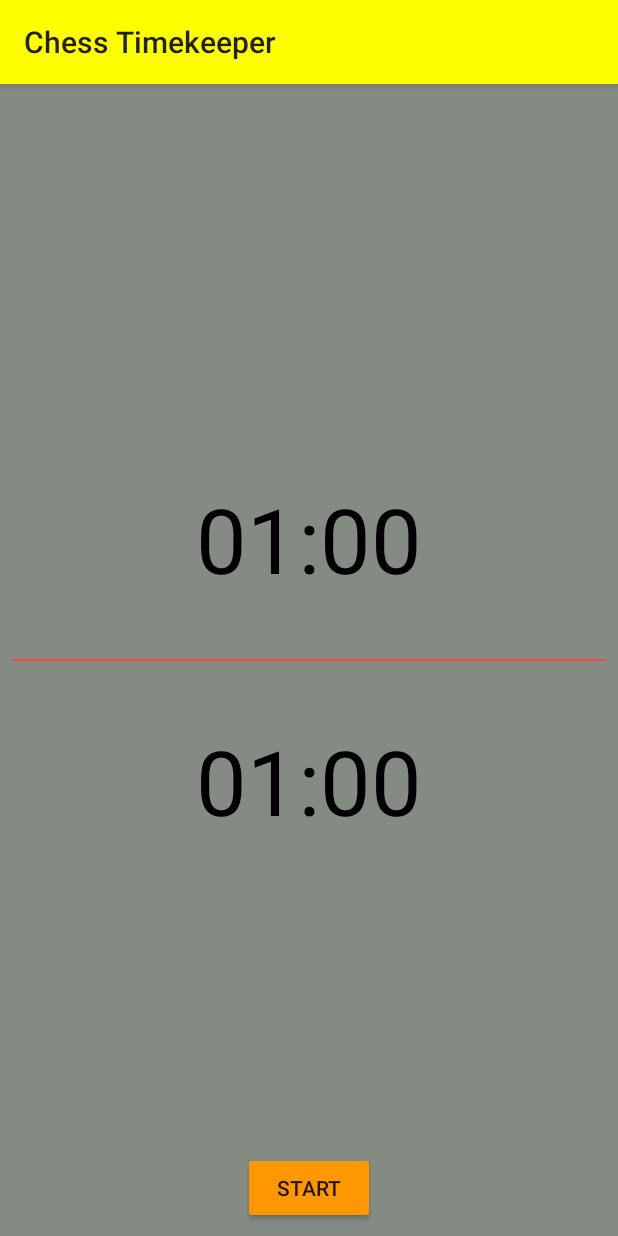
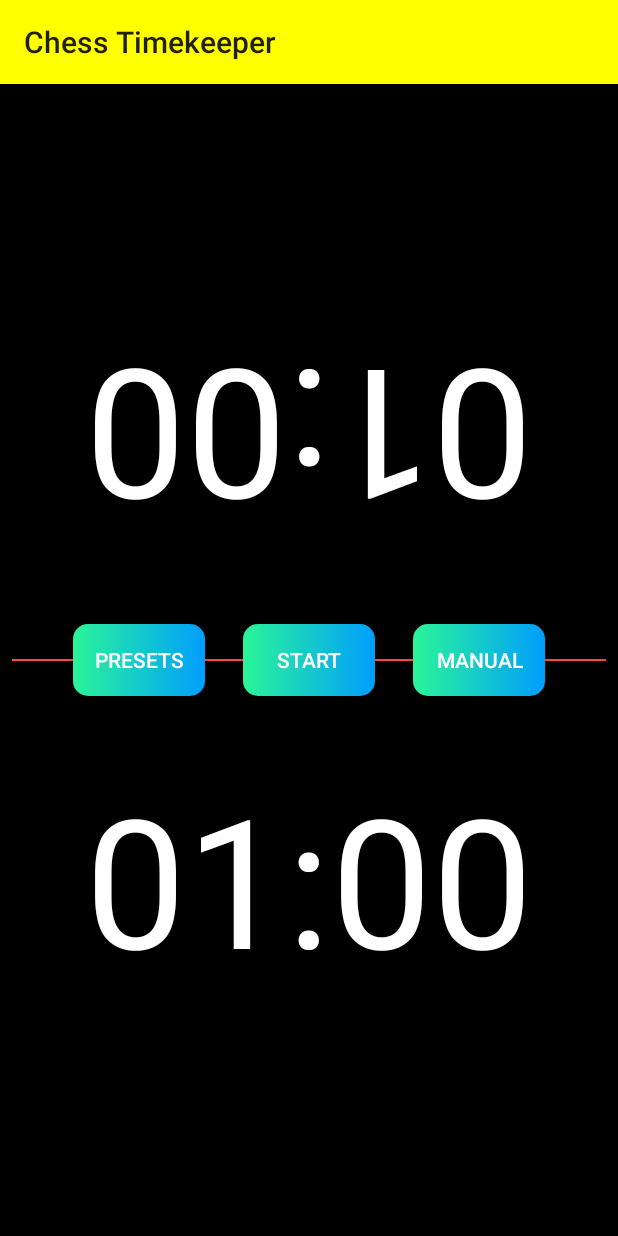
Before and after one commit to nightink12/Chess-Timekeeper, an Android app: the screen it shows after launch (MainActivity), on a phone screen of 412 x 824 dp. Run offline under Robolectric (Android 15) with nearby library versions, the phone set to English and light mode, and no system bars.

Commit message:
Added buttons; minor glitches and a button functionality still remains

```diff
--- a/app/src/main/java/com/example/chesstimekeeper/MainActivity.java
+++ b/app/src/main/java/com/example/chesstimekeeper/MainActivity.java
@@ -6,15 +6,18 @@ import android.app.AlertDialog;
 import android.content.DialogInterface;
 import android.os.Bundle;
 import android.os.CountDownTimer;
+import android.view.MenuItem;
 import android.view.View;
 import android.widget.Button;
+import android.widget.PopupMenu;
 import android.widget.TextView;
+import android.widget.Toast;
 
 import java.util.Locale;
 
-public class MainActivity extends AppCompatActivity {
+public class MainActivity extends AppCompatActivity implements PopupMenu.OnMenuItemClickListener {
 
-    private static final long START_TIME_IN_MILLIS = 60000; //can take this input from edittext
+    private static long START_TIME_IN_MILLIS = 60000; //can take this input from edittext
     private int flag = 0; //0 means white to play and 1 means black to play
 
     private TextView TextViewCountDown1;
@@ -52,14 +55,12 @@ public class MainActivity extends AppCompatActivity {
                 if (timerRunning1)  //pausing
                 {
                     pauseTimer1();
-                    flag=0; //remember that white to play after resume
-                }
-                else if (timerRunning2)  //pausing
+                    flag = 0; //remember that white to play after resume
+                } else if (timerRunning2)  //pausing
                 {
                     pauseTimer2();
-                    flag=1; //remember that black to lay after resume
-                }
-                else {
+                    flag = 1; //remember that black to lay after resume
+                } else {
                     if (flag == 0)   //start after being paused
                         startTimer1();
                     else
@@ -178,36 +179,82 @@ public class MainActivity extends AppCompatActivity {
             else
                 ButtonReset.setVisibility(View.INVISIBLE);
 
-            if (timeLeftInMillis1 < 1000 || timeLeftInMillis2 < 1000)
-            {
-                if (timeLeftInMillis1 < 1000 )
-                {
+            if (timeLeftInMillis1 < 1000 || timeLeftInMillis2 < 1000) {
+                if (timeLeftInMillis1 < 1000) {
                     ButtonStartPause.setVisibility(View.INVISIBLE);
                     alert("Black");
                 }
-                if(timeLeftInMillis2 < 1000)
-                {
+                if (timeLeftInMillis2 < 1000) {
                     ButtonStartPause.setVisibility(View.INVISIBLE);
                     alert("White");
                 }
-            }
-            else
+            } else
                 ButtonStartPause.setVisibility(View.VISIBLE);
         }
     }
 
-    private void alert(String winner)
-    {
+    private void alert(String winner) {
         AlertDialog.Builder dlg = new AlertDialog.Builder(MainActivity.this);
         dlg.setTitle("Game Ended");
-        dlg.setMessage(winner+" has won by time");
+        dlg.setMessage(winner + " has won by time");
         dlg.setPositiveButton("OK", new DialogInterface.OnClickListener() {
             @Override
             public void onClick(DialogInterface dialog, int which) {
                 dialog.dismiss();
             }
         });
-        AlertDialog a =dlg.create();
+        AlertDialog a = dlg.create();
         a.show();
     }
+
+    public void showPopup(View v) {
+        PopupMenu popup = new PopupMenu(this, v);
+        popup.setOnMenuItemClickListener(this);
+        popup.inflate(R.menu.menugroup);
+        popup.show();
+    }
+
+    @Override
+    public boolean onMenuItemClick(MenuItem item) {
+        if (timerRunning1 || timerRunning2) {
+            Toast.makeText(this, "Can't switch modes while game's going on!!", Toast.LENGTH_SHORT).show();
+            return false;
+        }
+
+        switch (item.getItemId()) {
+            case R.id.menu_blitz:
+                START_TIME_IN_MILLIS = 180000;
+                resetTimer();
+                Toast.makeText(this, "Blitz mode enabled", Toast.LENGTH_SHORT).show();
+                return true;
+            case R.id.menu_rapid:
+                START_TIME_IN_MILLIS = 600000;
+                resetTimer();
+                Toast.makeText(this, "Rapid mode enabled", Toast.LENGTH_SHORT).show();
+                return true;
+            case R.id.menu_bullet:
+                START_TIME_IN_MILLIS = 60000;
+                resetTimer();
+                Toast.makeText(this, "Bullet mode enabled", Toast.LENGTH_SHORT).show();
+                return true;
+            default:
+                return false;
+        }
+    }
+
+    /*
+    @Override
+    public boolean onOptionsItemSelected(MenuItem item) {
+        switch (item.getItemId()) {
+            case R.id.menu_blitz:
+            case R.id.menu_rapid:
+            case R.id.menu_bullet:
+                if (item.isChecked()) item.setChecked(true);
+                else item.setChecked(false);
+                return true;
+            default:
+                return super.onOptionsItemSelected(item);
+        }
+    }
+    */
 }
--- /dev/null
+++ b/app/src/main/res/drawable/custom_button.xml
@@ -0,0 +1,8 @@
+<?xml version="1.0" encoding="utf-8"?>
+<shape xmlns:android="http://schemas.android.com/apk/res/android"
+    android:shape="rectangle">
+    <gradient android:startColor="#2AF598" android:endColor="#009EFD" android:type="linear"/>
+    <corners android:radius="10dp" />
+    <!--<solid android:color="#BF66F9"/>
+    <corners android:radius="999dp"/>-->
+</shape>
--- a/app/src/main/res/layout/activity_main.xml
+++ b/app/src/main/res/layout/activity_main.xml
@@ -3,11 +3,11 @@
     xmlns:tools="http://schemas.android.com/tools"
     android:layout_width="match_parent"
     android:layout_height="match_parent"
+    android:background="@color/black"
     android:paddingLeft="8dp"
     android:paddingTop="8dp"
     android:paddingRight="8dp"
     android:paddingBottom="8dp"
-    android:background="@color/grey"
     tools:context=".MainActivity">
 
     <TextView
@@ -24,47 +24,76 @@
         android:layout_width="wrap_content"
         android:layout_height="wrap_content"
         android:layout_above="@+id/dummy_text_view"
+        android:layout_marginBottom="25dp"
         android:layout_centerInParent="true"
         android:onClick="start2"
+        android:rotation="180"
         android:text="00:00"
-        android:textColor="@color/black"
-        android:textSize="60sp" />
+        android:textColor="@color/white"
+        android:textSize="120sp" />
 
     <TextView
         android:id="@+id/countdown_text_view2"
         android:layout_width="wrap_content"
         android:layout_height="wrap_content"
-        android:layout_centerHorizontal="true"
-        android:layout_centerVertical="true"
         android:layout_below="@+id/dummy_text_view"
+        android:layout_marginTop="25dp"
+        android:layout_centerInParent="true"
+        android:onClick="start1"
         android:text="00:00"
-        android:onClick="start1"
-        android:textColor="@color/black"
-        android:textSize="60sp" />
+        android:textColor="@color/white"
+        android:textSize="120sp" />
 
     <Button
         android:id="@+id/button_start_pause"
         android:layout_width="wrap_content"
         android:layout_height="wrap_content"
-        android:layout_alignParentBottom="true"
         android:layout_centerHorizontal="true"
-        android:text="Start" />
+        android:layout_centerInParent="true"
+        android:background="@drawable/custom_button"
+        android:text="Start"
+        android:textColor="#FFFFFF" />
 
     <View
         android:layout_width="match_parent"
         android:layout_height="1dp"
         android:layout_centerVertical="true"
-        android:background="@android:color/holo_red_light"/>
+        android:background="@android:color/holo_red_light" />
 
     <Button
         android:id="@+id/button_reset"
         android:layout_width="wrap_content"
         android:layout_height="wrap_content"
-        android:layout_above="@+id/button_start_pause"
+        android:layout_alignParentBottom="true"
         android:layout_centerHorizontal="true"
         android:layout_marginStart="11dp"
         android:layout_marginLeft="11dp"
+        android:background="@drawable/custom_button"
         android:text="Reset"
+        android:textColor="#FFFFFF"
         android:visibility="invisible"
-        tools:visibility="visible"/>
+        tools:visibility="visible" />
+
+    <Button
+        android:id="@+id/button_presets"
+        android:layout_width="wrap_content"
+        android:layout_height="wrap_content"
+        android:layout_toLeftOf="@+id/button_start_pause"
+        android:layout_centerVertical="true"
+        android:layout_marginRight="25dp"
+        android:background="@drawable/custom_button"
+        android:onClick="showPopup"
+        android:text="Presets"
+        android:textColor="#FFFFFF" />
+
+    <Button
+        android:id="@+id/button_manual"
+        android:layout_width="wrap_content"
+        android:layout_height="wrap_content"
+        android:layout_toRightOf="@+id/button_start_pause"
+        android:layout_centerVertical="true"
+        android:layout_marginLeft="25dp"
+        android:background="@drawable/custom_button"
+        android:text="Manual"
+        android:textColor="#FFFFFF" />
 </RelativeLayout>
--- /dev/null
+++ b/app/src/main/res/menu/menugroup.xml
@@ -0,0 +1,17 @@
+<?xml version="1.0" encoding="utf-8"?>
+<menu xmlns:android="http://schemas.android.com/apk/res/android">
+    <!-- menu group -->
+    <!-- <group
+        android:id="@+id/group_presets"
+        android:checkableBehavior="single"> -->
+        <item
+            android:id="@+id/menu_blitz"
+            android:title="Blitz (3 min)" />
+        <item
+            android:id="@+id/menu_rapid"
+            android:title="Rapid (10 min)" />
+        <item
+            android:id="@+id/menu_bullet"
+            android:title="Bullet (1 min)" />
+    <!--</group>-->
+</menu>
--- a/app/src/main/res/values/colors.xml
+++ b/app/src/main/res/values/colors.xml
@@ -8,4 +8,5 @@
     <color name="black">#FF000000</color>
     <color name="white">#FFFFFFFF</color>
     <color name="grey">#838b83</color>
+    <color name="red">#ff0000</color>
 </resources>
```
